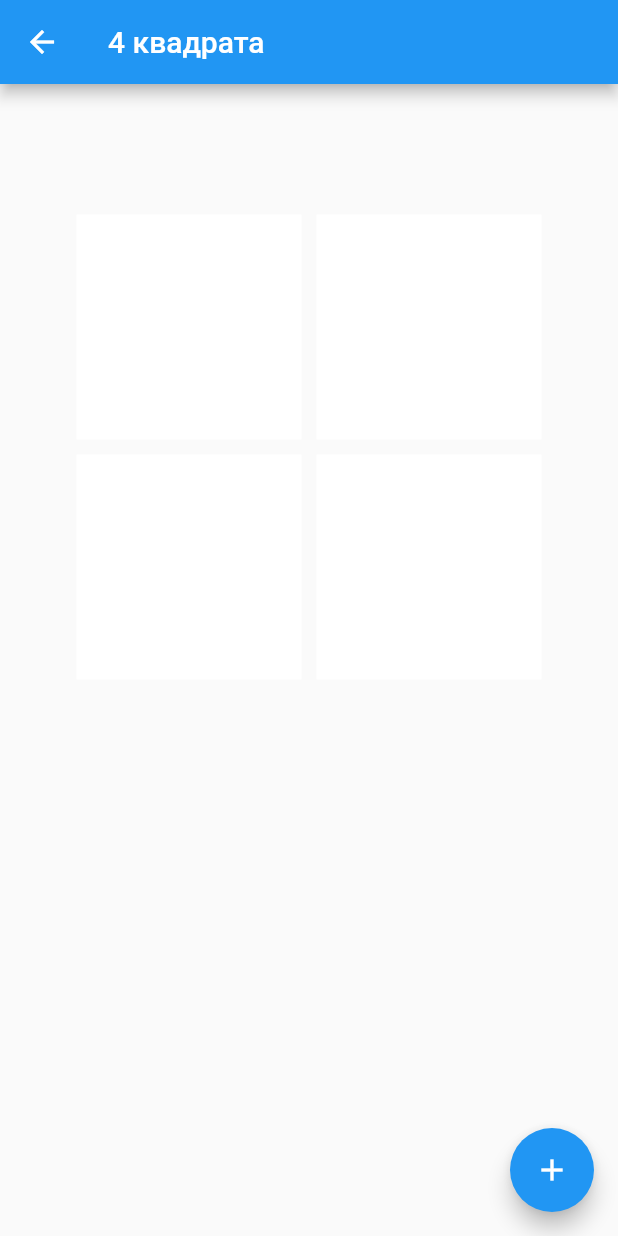
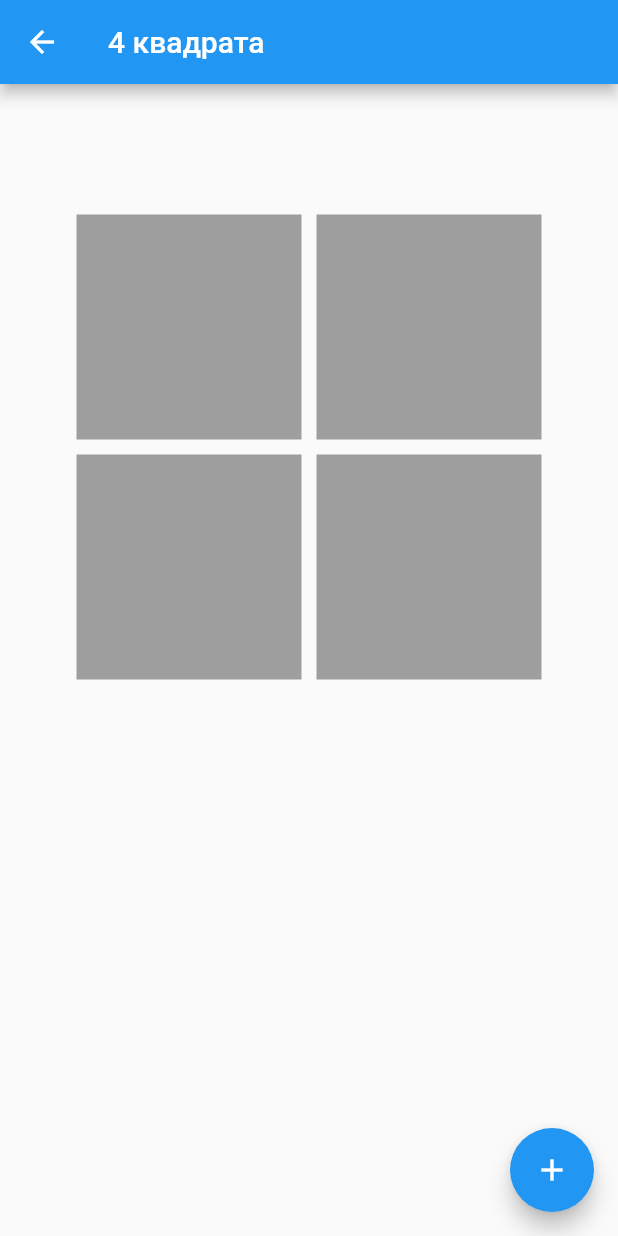
Before and after one commit to MirkoZorich/flutter_app, a Flutter app: the FourSquarePage screen opened directly, on a phone screen of 412 x 824 dp. Run offline on Flutter 3.47's test engine with Material 2 defaults, Android fonts, the phone set to English and light mode, and no system bars.

Commit message:
Базовый серый цвет

```diff
--- a/lib/main.dart
+++ b/lib/main.dart
@@ -119,7 +119,7 @@ class FourSquarePage extends StatefulWidget {
 class _FourSquarePage extends State<FourSquarePage> {
 
   final Random _random = Random();
-  Color _randomColor = Color(0xFFFFFFFF);
+  Color _randomColor = Colors.grey;
 
   void _setRandomColor() {
     setState(() {
```
